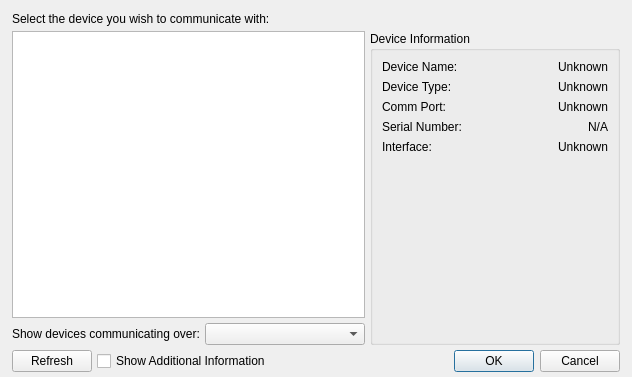
The window that ui/DeviceDialog.ui (kipr/kiss) describes before a commit, drawn with Qt 5.
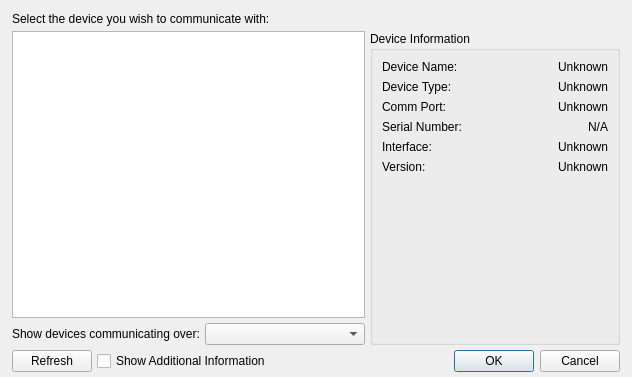
The same window after the commit.

Commit message: Updated to display device version

The edit to the form file:
```diff
--- a/ui/DeviceDialog.ui
+++ b/ui/DeviceDialog.ui
@@ -189,6 +189,27 @@
           </item>
          </layout>
         </item>
+        <item>
+         <layout class="QHBoxLayout" name="horizontalLayout_10">
+          <item>
+           <widget class="QLabel" name="label_9">
+            <property name="text">
+             <string>Version:</string>
+            </property>
+           </widget>
+          </item>
+          <item>
+           <widget class="QLabel" name="ui_version">
+            <property name="text">
+             <string>Unknown</string>
+            </property>
+            <property name="alignment">
+             <set>Qt::AlignRight|Qt::AlignTrailing|Qt::AlignVCenter</set>
+            </property>
+           </widget>
+          </item>
+         </layout>
+        </item>
         <item>
          <spacer name="verticalSpacer">
           <property name="orientation">
```
The commit also changes 4 other files.
